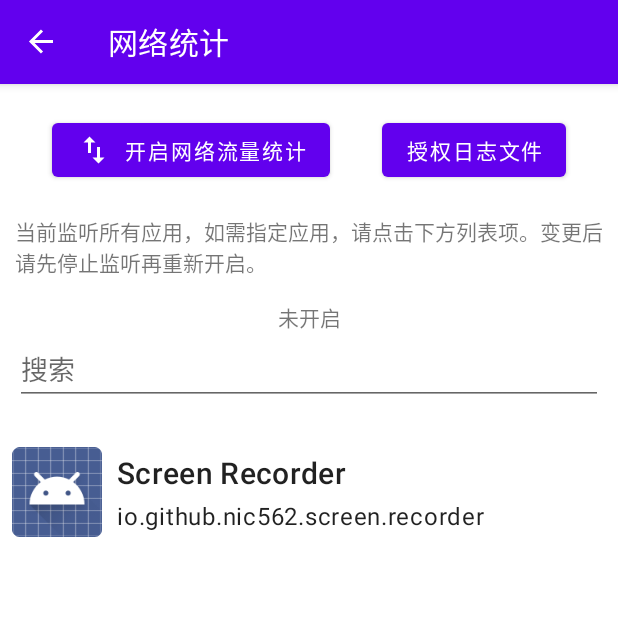
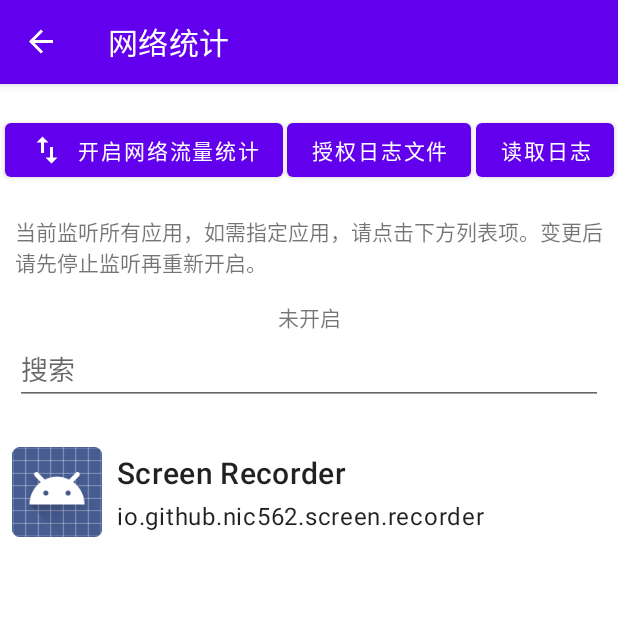
Before and after one commit to nic562/AndroidScreenRecorder, an Android app: the NetTrafficFragment screen opened through its navigation route, after a tap on "开启网络流量统计", on a phone screen of 412 x 824 dp, the top half of it. Run offline under Robolectric (Android 15) with nearby library versions, the phone set to English and light mode, and no system bars; our stand-ins replace navigation-ui; libraries missing offline, so code that uses them is left out: com.tencent.mmkv; 5 statements that could not run were skipped.

Commit message:
增加流量监测界面读取日期功能

```diff
--- a/app/src/main/java/io/github/nic562/screen/recorder/NetTrafficFragment.kt
+++ b/app/src/main/java/io/github/nic562/screen/recorder/NetTrafficFragment.kt
@@ -18,12 +18,14 @@ import android.widget.TextView
 import androidx.core.app.NotificationCompat
 import androidx.core.app.NotificationManagerCompat
 import androidx.core.widget.addTextChangedListener
+import androidx.navigation.fragment.findNavController
 import androidx.recyclerview.widget.LinearLayoutManager
 import androidx.recyclerview.widget.RecyclerView
 import com.google.android.material.snackbar.Snackbar
 import io.github.nic562.screen.recorder.base.BaseFragment
 import io.github.nic562.screen.recorder.base.SomethingWithNotification
 import io.github.nic562.screen.recorder.databinding.FragmentNetTrafficBinding
+import java.io.File
 
 class NetTrafficFragment : BaseFragment(), View.OnClickListener,
     SomethingWithNetTrafficStatistics,
@@ -32,6 +34,9 @@ class NetTrafficFragment : BaseFragment(), View.OnClickListener,
     private val binding get() = _binding!!
     private val reqCodeNotificationSetting = 101
     private val reqCodeFilePermissionSetting = 102
+    private val logFilePath: String by lazy {
+        File(requireActivity().getExternalFilesDir("tmp")!!.absolutePath, "net-traffic.log").absolutePath
+    }
 
     override val notificationChannel: String = "test" // 本Fragment暂时不发送通知，因此暂时无用
     override val notificationManager: NotificationManagerCompat by lazy {
@@ -72,6 +77,7 @@ class NetTrafficFragment : BaseFragment(), View.OnClickListener,
     override fun onViewCreated(view: View, savedInstanceState: Bundle?) {
         super.onViewCreated(view, savedInstanceState)
         binding.let {
+            it.btnReadLog.setOnClickListener(this)
             it.btnStart.setOnClickListener(this)
             it.rvAppList.layoutManager =
                 LinearLayoutManager(requireContext(), LinearLayoutManager.VERTICAL, false)
@@ -199,6 +205,25 @@ class NetTrafficFragment : BaseFragment(), View.OnClickListener,
                         reqCodeFilePermissionSetting
                     )
             }
+            binding.btnReadLog.id -> {
+                val logFile = File(logFilePath)
+                if (logFile.exists()) {
+                    val rs = logFile.readText()
+                    if (rs.isEmpty()) {
+                        Snackbar.make(binding.root, R.string.file_not_exists, Snackbar.LENGTH_LONG)
+                            .show()
+                        return
+                    }
+                    findNavController().navigate(
+                        R.id.action_netTrafficFragment_to_logFragment,
+                        Bundle().apply {
+                            putString("log", rs)
+                        })
+                } else {
+                    Snackbar.make(binding.root, R.string.file_not_exists, Snackbar.LENGTH_LONG)
+                        .show()
+                }
+            }
         }
     }
 
@@ -213,7 +238,14 @@ class NetTrafficFragment : BaseFragment(), View.OnClickListener,
             isStart = false
             stopStatisticsService()
         } else {
-            startStatisticsService(chooseAppPkgList.toList())
+            File(logFilePath).apply {
+                if (exists()) {
+                    this.delete()
+                }
+            }
+            val bu = Bundle()
+            bu.putString("save2File", logFilePath)
+            startStatisticsService(chooseAppPkgList.toList(), bu)
         }
     }
 
--- a/app/src/main/java/io/github/nic562/screen/recorder/NetTrafficStatisticsServiceHelper.kt
+++ b/app/src/main/java/io/github/nic562/screen/recorder/NetTrafficStatisticsServiceHelper.kt
@@ -11,6 +11,7 @@ import java.io.Closeable
 import java.io.File
 import java.io.FileWriter
 import java.lang.Exception
+import java.time.LocalDateTime
 
 interface NetTrafficStatisticsServiceHelper : SomethingWithNotification {
 
@@ -130,7 +131,8 @@ interface NetTrafficStatisticsServiceHelper : SomethingWithNotification {
         } - ${getContext().getString(R.string.upload_speed, upByteSize / 1024.0)}"
         notify(msg)
         sendNetTrafficBroadcastWorking(downByteSize, upByteSize)
-        saveFile?.write("$idx\t$downByteSize\t$upByteSize")
+        val current = LocalDateTime.now()
+        saveFile?.write("$current\t$downByteSize\t$upByteSize")
     }
 
     fun onNetTrafficStatisticsCreate() {
--- a/app/src/main/res/layout/fragment_net_traffic.xml
+++ b/app/src/main/res/layout/fragment_net_traffic.xml
@@ -22,9 +22,19 @@
         android:layout_height="wrap_content"
         android:text="@string/log_permission"
         app:layout_constraintBottom_toBottomOf="@id/btn_start"
-        app:layout_constraintEnd_toEndOf="parent"
+        app:layout_constraintEnd_toStartOf="@id/btn_read_log"
         app:layout_constraintStart_toEndOf="@id/btn_start"
         app:layout_constraintTop_toTopOf="@id/btn_start" />
+
+    <com.google.android.material.button.MaterialButton
+        android:id="@+id/btn_read_log"
+        android:layout_width="wrap_content"
+        android:layout_height="wrap_content"
+        android:text="@string/read_log"
+        app:layout_constraintBottom_toBottomOf="@id/btn_permission"
+        app:layout_constraintEnd_toEndOf="parent"
+        app:layout_constraintStart_toEndOf="@id/btn_permission"
+        app:layout_constraintTop_toTopOf="@id/btn_permission" />
 
     <TextView
         android:id="@+id/tv_apps"
--- a/app/src/main/res/navigation/nav_graph.xml
+++ b/app/src/main/res/navigation/nav_graph.xml
@@ -63,7 +63,7 @@
     <fragment
         android:id="@+id/logFragment"
         android:name="io.github.nic562.screen.recorder.LogFragment"
-        android:label="@string/upload_log"
+        android:label="@string/log"
         tools:layout="@layout/fragment_log">
         <argument
             android:name="log"
@@ -75,5 +75,9 @@
         android:name="io.github.nic562.screen.recorder.NetTrafficFragment"
         android:label="@string/net_traffic_statistics"
         tools:layout="@layout/fragment_net_traffic"
-        />
+        >
+        <action
+            android:id="@+id/action_netTrafficFragment_to_logFragment"
+            app:destination="@id/logFragment" />
+    </fragment>
 </navigation>
--- a/app/src/main/res/values/strings.xml
+++ b/app/src/main/res/values/strings.xml
@@ -46,7 +46,7 @@
     <string name="auto_upload_description">完成录屏后，根据默认接口自动上传录屏视频</string>
     <string name="auto_delete">视频自动删除</string>
     <string name="auto_delete_description">完成上传后自动删除录屏视频记录</string>
-    <string name="upload_log">上传日志</string>
+    <string name="log">日志</string>
     <string name="upload_args_encoding">是否编码请求参数</string>
     <string name="upload_args_encoding_description">用URLEncode的方式编码请求体中的参数值</string>
     <string name="upload_finish">完成上传</string>
@@ -74,5 +74,8 @@
     <string name="not_start">未开启</string>
     <string name="please_stop_first">请先停止监听</string>
     <string name="log_permission">授权日志文件</string>
+    <string name="read_log">读取日志</string>
+    <string name="file_not_exists">文件不存在</string>
+    <string name="file_is_empty">文件为空</string>
 
 </resources>
```
Also changed, not shown: app/src/main/res/layout/fragment_log.xml (+8 -3 lines).
